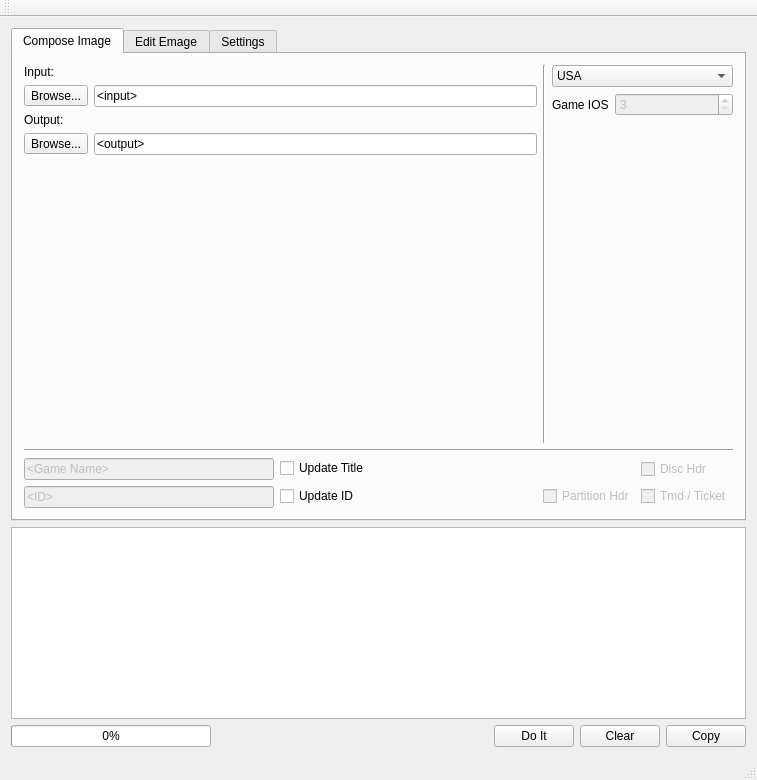
This is mainwindow.ui in giantpune/qtwitgui as Qt 5 draws it before an edit. The edited form follows.
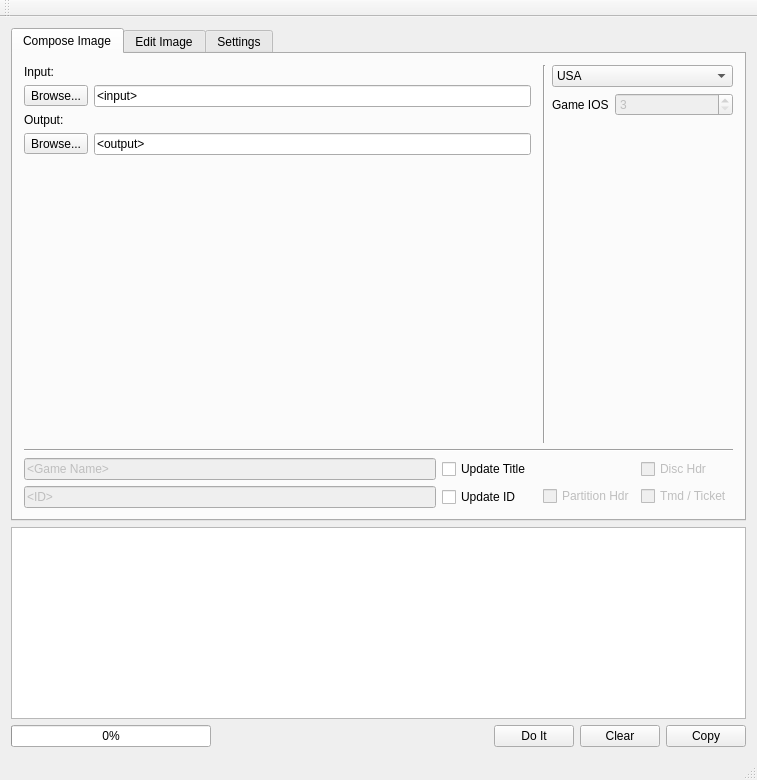
This is the edited form. The open tabs and pages were chosen to show the change.

Commit message: * fix layout for os-x * add more padding for big-ass german phrases on os-x buttons * correct typo

Diff of the .ui file:
```diff
--- a/mainwindow.ui
+++ b/mainwindow.ui
@@ -15,7 +15,7 @@
   </property>
   <widget class="QWidget" name="centralWidget">
    <layout class="QGridLayout" name="gridLayout_3">
-    <item row="1" column="0" colspan="5">
+    <item row="6" column="0" colspan="5">
      <widget class="QPlainTextEdit" name="plainTextEdit">
       <property name="sizePolicy">
        <sizepolicy hsizetype="Preferred" vsizetype="Preferred">
@@ -63,7 +63,7 @@
       </property>
      </widget>
     </item>
-    <item row="2" column="0">
+    <item row="7" column="0">
      <widget class="QProgressBar" name="progressBar">
       <property name="sizePolicy">
        <sizepolicy hsizetype="Fixed" vsizetype="Fixed">
@@ -82,7 +82,7 @@
       </property>
      </widget>
     </item>
-    <item row="2" column="2">
+    <item row="7" column="2">
      <widget class="QPushButton" name="pushButton_4">
       <property name="maximumSize">
        <size>
@@ -98,7 +98,7 @@
       </property>
      </widget>
     </item>
-    <item row="2" column="3">
+    <item row="7" column="3">
      <widget class="QPushButton" name="pushButton_2">
       <property name="sizePolicy">
        <sizepolicy hsizetype="Fixed" vsizetype="Fixed">
@@ -114,7 +114,7 @@
       </property>
      </widget>
     </item>
-    <item row="2" column="4">
+    <item row="7" column="4">
      <widget class="QPushButton" name="pushButton_3">
       <property name="sizePolicy">
        <sizepolicy hsizetype="Fixed" vsizetype="Fixed">
@@ -130,7 +130,7 @@
       </property>
      </widget>
     </item>
-    <item row="2" column="1">
+    <item row="7" column="1">
      <spacer name="horizontalSpacer">
       <property name="orientation">
        <enum>Qt::Horizontal</enum>
@@ -161,7 +161,7 @@
        <bool>false</bool>
       </property>
       <property name="currentIndex">
-       <number>2</number>
+       <number>0</number>
       </property>
       <property name="movable">
        <bool>true</bool>
@@ -250,14 +250,14 @@
           </item>
          </layout>
         </item>
-        <item row="0" column="1" rowspan="2">
+        <item row="0" column="2" rowspan="2">
          <widget class="Line" name="line_3">
           <property name="orientation">
            <enum>Qt::Vertical</enum>
           </property>
          </widget>
         </item>
-        <item row="0" column="2" rowspan="2">
+        <item row="0" column="3" rowspan="2">
          <layout class="QVBoxLayout" name="verticalLayout_2">
           <item>
            <widget class="QComboBox" name="comboBox">
@@ -326,93 +326,14 @@
           </item>
          </layout>
         </item>
-        <item row="2" column="0" colspan="3">
+        <item row="2" column="0" colspan="4">
          <widget class="Line" name="line_2">
           <property name="orientation">
            <enum>Qt::Horizontal</enum>
           </property>
          </widget>
         </item>
-        <item row="3" column="0">
-         <layout class="QVBoxLayout" name="verticalLayout_4">
-          <property name="sizeConstraint">
-           <enum>QLayout::SetDefaultConstraint</enum>
-          </property>
-          <item>
-           <layout class="QFormLayout" name="formLayout_4">
-            <item row="0" column="0">
-             <widget class="QLineEdit" name="lineEdit_4">
-              <property name="enabled">
-               <bool>false</bool>
-              </property>
-              <property name="minimumSize">
-               <size>
-                <width>250</width>
-                <height>0</height>
-               </size>
-              </property>
-              <property name="toolTip">
-               <string>Enter a new game name</string>
-              </property>
-              <property name="text">
-               <string>&lt;Game Name&gt;</string>
-              </property>
-             </widget>
-            </item>
-            <item row="0" column="1">
-             <widget class="QCheckBox" name="checkBox_6">
-              <property name="toolTip">
-               <string>Do you want to change the title of the game?</string>
-              </property>
-              <property name="text">
-               <string>Update Title</string>
-              </property>
-             </widget>
-            </item>
-           </layout>
-          </item>
-          <item>
-           <layout class="QFormLayout" name="formLayout_5">
-            <item row="0" column="0">
-             <widget class="QLineEdit" name="lineEdit_3">
-              <property name="enabled">
-               <bool>false</bool>
-              </property>
-              <property name="minimumSize">
-               <size>
-                <width>250</width>
-                <height>0</height>
-               </size>
-              </property>
-              <property name="toolTip">
-               <string>Enter a new TID ( 6 characters )</string>
-              </property>
-              <property name="text">
-               <string>&lt;ID&gt;</string>
-              </property>
-              <property name="maxLength">
-               <number>6</number>
-              </property>
-              <property name="dragEnabled">
-               <bool>true</bool>
-              </property>
-             </widget>
-            </item>
-            <item row="0" column="1">
-             <widget class="QCheckBox" name="checkBox_7">
-              <property name="toolTip">
-               <string>Do you want to change the TID of the game?</string>
-              </property>
-              <property name="text">
-               <string>Update ID</string>
-              </property>
-             </widget>
-            </item>
-           </layout>
-          </item>
-         </layout>
-        </item>
-        <item row="3" column="1" colspan="2">
+        <item row="3" column="2" colspan="2">
          <layout class="QGridLayout" name="gridLayout">
           <item row="0" column="1">
            <widget class="QCheckBox" name="checkBox_2">
@@ -467,11 +388,79 @@
           </item>
          </layout>
         </item>
+        <item row="3" column="0">
+         <layout class="QGridLayout" name="gridLayout_6">
+          <item row="0" column="1">
+           <widget class="QCheckBox" name="checkBox_6">
+            <property name="toolTip">
+             <string>Do you want to change the title of the game?</string>
+            </property>
+            <property name="text">
+             <string>Update Title</string>
+            </property>
+           </widget>
+          </item>
+          <item row="1" column="1">
+           <widget class="QCheckBox" name="checkBox_7">
+            <property name="toolTip">
+             <string>Do you want to change the TID of the game?</string>
+            </property>
+            <property name="text">
+             <string>Update ID</string>
+            </property>
+           </widget>
+          </item>
+          <item row="0" column="0">
+           <widget class="QLineEdit" name="lineEdit_4">
+            <property name="enabled">
+             <bool>false</bool>
+            </property>
+            <property name="minimumSize">
+             <size>
+              <width>250</width>
+              <height>0</height>
+             </size>
+            </property>
+            <property name="toolTip">
+             <string>Enter a new game name</string>
+            </property>
+            <property name="text">
+             <string>&lt;Game Name&gt;</string>
+            </property>
+           </widget>
+          </item>
+          <item row="1" column="0">
+           <widget class="QLineEdit" name="lineEdit_3">
+            <property name="enabled">
+             <bool>false</bool>
+            </property>
+            <property name="minimumSize">
+             <size>
+              <width>250</width>
+              <height>0</height>
+             </size>
+            </property>
+            <property name="toolTip">
+             <string>Enter a new TID ( 6 characters )</string>
+            </property>
+            <property name="text">
+             <string>&lt;ID&gt;</string>
+            </property>
+            <property name="maxLength">
+             <number>6</number>
+            </property>
+            <property name="dragEnabled">
+             <bool>true</bool>
+            </property>
+           </widget>
+          </item>
+         </layout>
+        </item>
        </layout>
       </widget>
       <widget class="QWidget" name="Edit_tab">
        <attribute name="title">
-        <string>Edit Emage</string>
+        <string>Edit Image</string>
        </attribute>
        <layout class="QGridLayout" name="gridLayout_4">
         <item row="0" column="0">
```
The commit also changes 3 other files.
